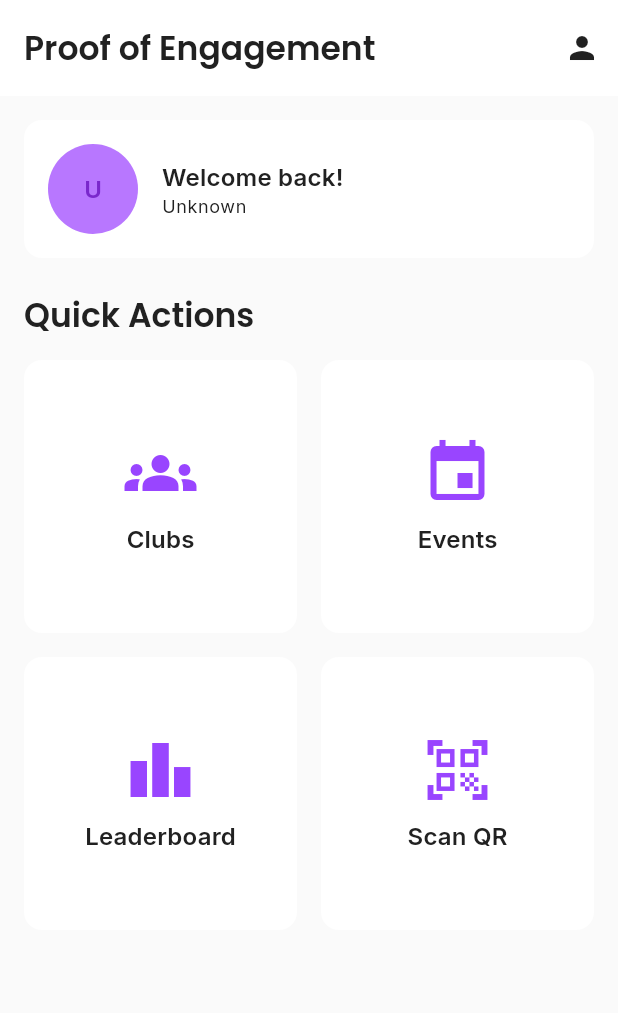
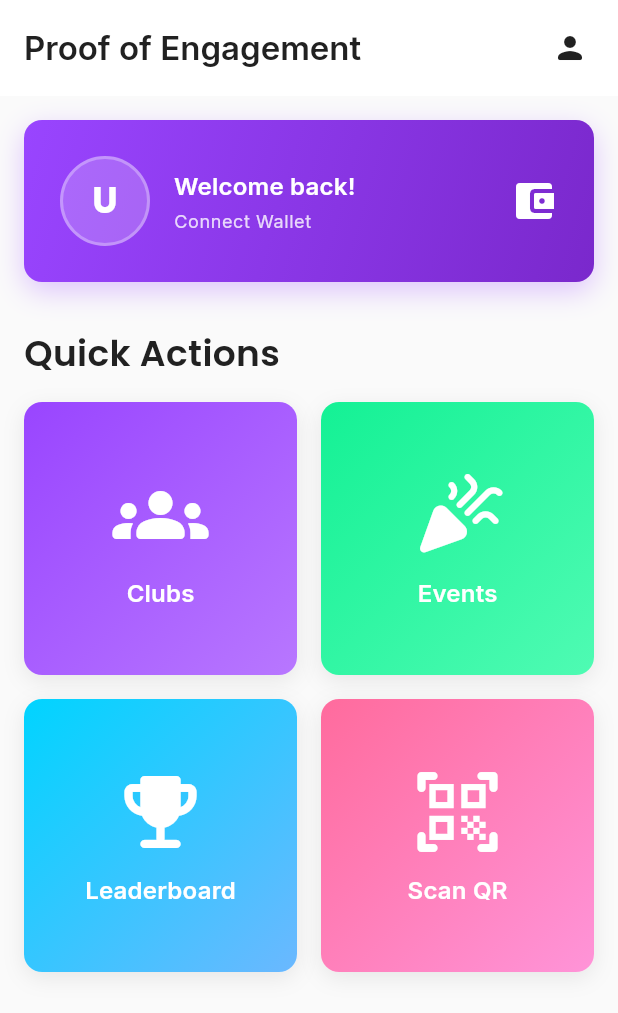
Before and after one commit to chennethelius/proof-of-engagement, a Flutter app: the HomeScreen screen opened by its route, on a phone screen of 412 x 824 dp. Shown: the top 1013 px of the screen. Run offline on Flutter 3.47's test engine with Material 3 defaults, Android fonts, the light colour scheme and no system bars; our stand-ins replace flutter_riverpod, freezed_annotation, go_router, google_fonts, qr_flutter, shared_preferences; missing offline and left inert: mobile_scanner, solana; accounts and stored records are empty.

Commit message:
feat: ui
more ui changes

```diff
--- a/proof-of-engagement-app/lib/features/home/presentation/screens/home_screen.dart
+++ b/proof-of-engagement-app/lib/features/home/presentation/screens/home_screen.dart
@@ -2,6 +2,8 @@ import 'package:flutter/material.dart';
 import 'package:flutter_riverpod/flutter_riverpod.dart';
 import 'package:go_router/go_router.dart';
 import '../../../../shared/services/phantom_wallet_service.dart';
+import '../../../../core/theme/tokens/tokens.dart';
+import '../../../../core/theme/widgets/widgets.dart';
 
 class HomeScreen extends ConsumerWidget {
   const HomeScreen({super.key});
@@ -12,92 +14,147 @@ class HomeScreen extends ConsumerWidget {
 
     return Scaffold(
       appBar: AppBar(
-        title: const Text('Proof of Engagement'),
+        title: Text(
+          'Proof of Engagement',
+          style: AppTypography.titleLarge(context),
+        ),
         actions: [
           IconButton(
-            icon: const Icon(Icons.person),
+            icon: Icon(AppIcons.profile, size: AppIconSize.md),
             onPressed: () => context.push('/profile'),
           ),
+          SizedBox(width: AppSpacing.sm),
         ],
       ),
-      body: Padding(
-        padding: const EdgeInsets.all(16.0),
+      body: SafeArea(
+        child: SingleChildScrollView(
+          padding: AppSpacing.screenPaddingResponsive(context),
           child: Column(
             crossAxisAlignment: CrossAxisAlignment.start,
             children: [
-            Card(
-              child: Padding(
-                padding: const EdgeInsets.all(16.0),
+              // User Profile Card with Gradient
+              AppAnimations.fadeIn(
+                child: AppCard.gradient(
+                  padding: EdgeInsets.all(AppSpacing.lg),
                   child: Row(
                     children: [
-                    CircleAvatar(
-                      radius: 30,
+                      Container(
+                        width: 60,
+                        height: 60,
+                        decoration: BoxDecoration(
+                          color: AppColors.white.withOpacity(0.2),
+                          borderRadius: BorderRadius.circular(AppSpacing.radiusFull),
+                          border: Border.all(
+                            color: AppColors.white.withOpacity(0.3),
+                            width: 2,
+                          ),
+                        ),
+                        child: Center(
                           child: Text(
                             walletState.displayName?.substring(0, 2).toUpperCase() ?? 'U',
+                            style: AppTypography.headlineSmall(context).copyWith(
+                              color: AppColors.white,
+                              fontWeight: FontWeight.bold,
                             ),
                           ),
-                    const SizedBox(width: 16),
+                        ),
+                      ),
+                      SizedBox(width: AppSpacing.md),
                       Expanded(
                         child: Column(
                           crossAxisAlignment: CrossAxisAlignment.start,
                           children: [
                             Text(
                               'Welcome back!',
-                            style: Theme.of(context).textTheme.titleMedium,
+                              style: AppTypography.titleMedium(context).copyWith(
+                                color: AppColors.white,
+                                fontWeight: FontWeight.w600,
                               ),
+                            ),
+                            SizedBox(height: AppSpacing.xs),
                             Text(
-                            walletState.publicKey?.substring(0, 20) ?? 'Unknown',
-                            style: Theme.of(context).textTheme.bodySmall,
-                          ),
-                        ],
+                              walletState.publicKey?.substring(0, 20) ?? 'Connect Wallet',
+                              style: AppTypography.bodySmall(context).copyWith(
+                                color: AppColors.white.withOpacity(0.8),
                               ),
                             ),
                           ],
                         ),
                       ),
+                      Icon(
+                        AppIcons.wallet,
+                        color: AppColors.white,
+                        size: AppIconSize.lg,
                       ),
-            const SizedBox(height: 24),
+                    ],
+                  ),
+                ),
+              ),
+
+              SizedBox(height: AppSpacing.xl),
+
+              // Quick Actions Section
               Text(
                 'Quick Actions',
-              style: Theme.of(context).textTheme.titleLarge,
+                style: AppTypography.headlineSmall(context),
               ),
-            const SizedBox(height: 16),
-            Expanded(
-              child: GridView.count(
-                crossAxisCount: 2,
-                crossAxisSpacing: 16,
-                mainAxisSpacing: 16,
+              SizedBox(height: AppSpacing.md),
+
+              GridView.count(
+                shrinkWrap: true,
+                physics: const NeverScrollableScrollPhysics(),
+                crossAxisCount: context.isMobile ? 2 : 4,
+                crossAxisSpacing: AppSpacing.md,
+                mainAxisSpacing: AppSpacing.md,
                 children: [
                   _buildActionCard(
                     context,
-                    icon: Icons.groups,
+                    icon: AppIcons.clubs,
                     title: 'Clubs',
+                    gradient: LinearGradient(
+                      colors: [AppColors.primaryPurple, AppColors.primaryPurpleLight],
+                      begin: Alignment.topLeft,
+                      end: Alignment.bottomRight,
+                    ),
                     onTap: () => context.push('/clubs'),
                   ),
                   _buildActionCard(
                     context,
-                    icon: Icons.event,
+                    icon: AppIcons.events,
                     title: 'Events',
+                    gradient: LinearGradient(
+                      colors: [AppColors.secondaryGreen, AppColors.secondaryGreenLight],
+                      begin: Alignment.topLeft,
+                      end: Alignment.bottomRight,
+                    ),
                     onTap: () => context.push('/events'),
                   ),
                   _buildActionCard(
                     context,
-                    icon: Icons.leaderboard,
+                    icon: AppIcons.leaderboard,
                     title: 'Leaderboard',
+                    gradient: LinearGradient(
+                      colors: [AppColors.accentBlue, Color(0xFF6BB8FF)],
+                      begin: Alignment.topLeft,
+                      end: Alignment.bottomRight,
+                    ),
                     onTap: () => context.push('/leaderboard'),
                   ),
                   _buildActionCard(
                     context,
-                    icon: Icons.qr_code_scanner,
+                    icon: AppIcons.qrScan,
                     title: 'Scan QR',
-                    onTap: () {
-                      // TODO: Implement QR scan
-                    },
+                    gradient: LinearGradient(
+                      colors: [AppColors.accentPink, Color(0xFFFF94D8)],
+                      begin: Alignment.topLeft,
+                      end: Alignment.bottomRight,
+                    ),
+                    onTap: () => context.push('/scan'),
                   ),
                 ],
               ),
+            ],
           ),
-          ],
         ),
       ),
     );
@@ -107,20 +164,32 @@ class HomeScreen extends ConsumerWidget {
     BuildContext context, {
     required IconData icon,
     required String title,
+    required Gradient gradient,
     required VoidCallback onTap,
   }) {
-    return Card(
-      child: InkWell(
+    return AnimatedAppCard(
       onTap: onTap,
-        borderRadius: BorderRadius.circular(16),
+      padding: EdgeInsets.zero,
+      child: Container(
+        decoration: BoxDecoration(
+          gradient: gradient,
+          borderRadius: BorderRadius.circular(AppSpacing.radiusMD),
+        ),
         child: Column(
           mainAxisAlignment: MainAxisAlignment.center,
           children: [
-            Icon(icon, size: 48, color: Theme.of(context).colorScheme.primary),
-            const SizedBox(height: 8),
+            Icon(
+              icon,
+              size: AppIconSize.responsive(context, AppIconSize.xxxl),
+              color: AppColors.white,
+            ),
+            SizedBox(height: AppSpacing.sm),
             Text(
               title,
-              style: Theme.of(context).textTheme.titleMedium,
+              style: AppTypography.titleMedium(context).copyWith(
+                color: AppColors.white,
+                fontWeight: FontWeight.w600,
+              ),
             ),
           ],
         ),
```
Lines whose indentation alone changed are shown as unchanged.
